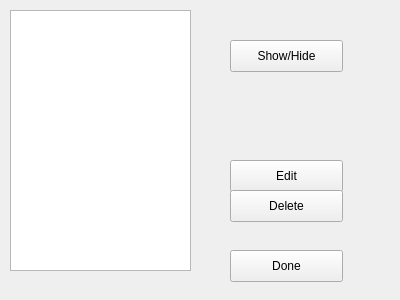
Qt form curver/ui/curve_edit_list.ui (wiatrak2/curver) before a commit.
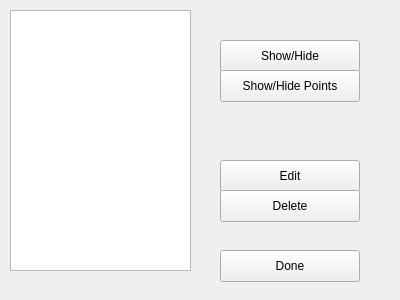
The same form after that commit.

Commit message: Show/hide curve points

The edit to the form file:
```diff
--- a/curver/ui/curve_edit_list.ui
+++ b/curver/ui/curve_edit_list.ui
@@ -26,9 +26,9 @@
   <widget class="QPushButton" name="curveEditButton">
    <property name="geometry">
     <rect>
-     <x>230</x>
+     <x>220</x>
      <y>160</y>
-     <width>113</width>
+     <width>140</width>
      <height>32</height>
     </rect>
    </property>
@@ -39,9 +39,9 @@
   <widget class="QPushButton" name="curveDeleteButton">
    <property name="geometry">
     <rect>
-     <x>230</x>
+     <x>220</x>
      <y>190</y>
-     <width>113</width>
+     <width>140</width>
      <height>32</height>
     </rect>
    </property>
@@ -52,9 +52,9 @@
   <widget class="QPushButton" name="doneButton">
    <property name="geometry">
     <rect>
-     <x>230</x>
+     <x>220</x>
      <y>250</y>
-     <width>113</width>
+     <width>140</width>
      <height>32</height>
     </rect>
    </property>
@@ -65,9 +65,9 @@
   <widget class="QPushButton" name="changeCurveVisibilityButton">
    <property name="geometry">
     <rect>
-     <x>230</x>
+     <x>220</x>
      <y>40</y>
-     <width>113</width>
+     <width>140</width>
      <height>32</height>
     </rect>
    </property>
@@ -75,6 +75,19 @@
     <string>Show/Hide</string>
    </property>
   </widget>
+  <widget class="QPushButton" name="changePointsVisibilityButton">
+   <property name="geometry">
+    <rect>
+     <x>220</x>
+     <y>70</y>
+     <width>140</width>
+     <height>32</height>
+    </rect>
+   </property>
+   <property name="text">
+    <string>Show/Hide Points</string>
+   </property>
+  </widget>
  </widget>
  <resources/>
  <connections/>
```
The commit also changes 4 other files.
